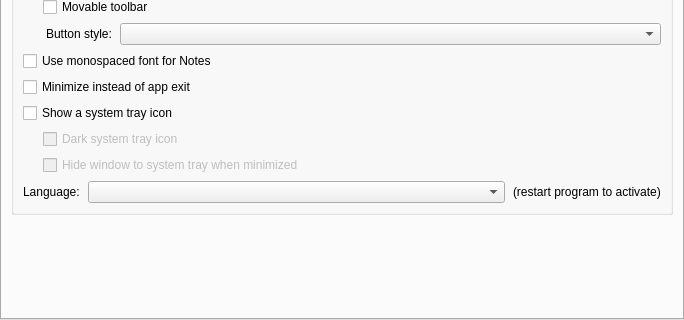
Old version of the form src/gui/ApplicationSettingsWidgetGeneral.ui in the repository keepassxreboot/keepassxc; both pictures show x 0 to 684 and y 710 to 1030 of the 684 by 1030 pixel window.
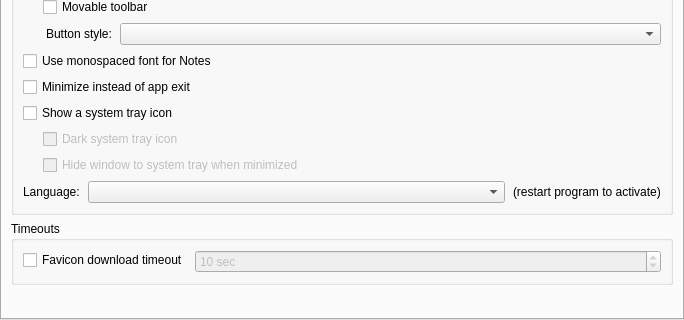
New version of the form. Custom widgets are drawn as their Qt base class.

Commit message: Download all favicons

What changed in the file:
```diff
--- a/src/gui/ApplicationSettingsWidgetGeneral.ui
+++ b/src/gui/ApplicationSettingsWidgetGeneral.ui
@@ -599,6 +599,50 @@
          </layout>
         </widget>
        </item>
+       <item>
+        <widget class="QGroupBox" name="groupBox">
+         <property name="title">
+         <string>Timeouts</string>
+         </property>
+         <layout class="QFormLayout" name="formLayout">
+          <property name="formAlignment">
+           <set>Qt::AlignLeft|Qt::AlignTop</set>
+          </property>
+          <item row="0" column="0">
+           <widget class="QCheckBox" name="downloadFaviconCheckBox">
+            <property name="text">
+             <string>Favicon download timeout</string>
+            </property>
+           </widget>
+          </item>
+          <item row="0" column="1" alignment="Qt::AlignLeft">
+           <widget class="QSpinBox" name="downloadFaviconSpinBox">
+            <property name="enabled">
+             <bool>false</bool>
+            </property>
+            <property name="sizePolicy">
+             <sizepolicy hsizetype="Expanding" vsizetype="Fixed">
+              <horstretch>0</horstretch>
+              <verstretch>0</verstretch>
+             </sizepolicy>
+            </property>
+            <property name="suffix">
+             <string comment="Seconds"> sec</string>
+            </property>
+            <property name="minimum">
+             <number>1</number>
+            </property>
+            <property name="maximum">
+             <number>60</number>
+            </property>
+            <property name="value">
+             <number>10</number>
+            </property>
+           </widget>
+          </item>
+         </layout>
+        </widget>
+       </item>   
        <item>
         <spacer name="verticalSpacer_2">
          <property name="orientation">
```
The commit also changes 13 other files.
